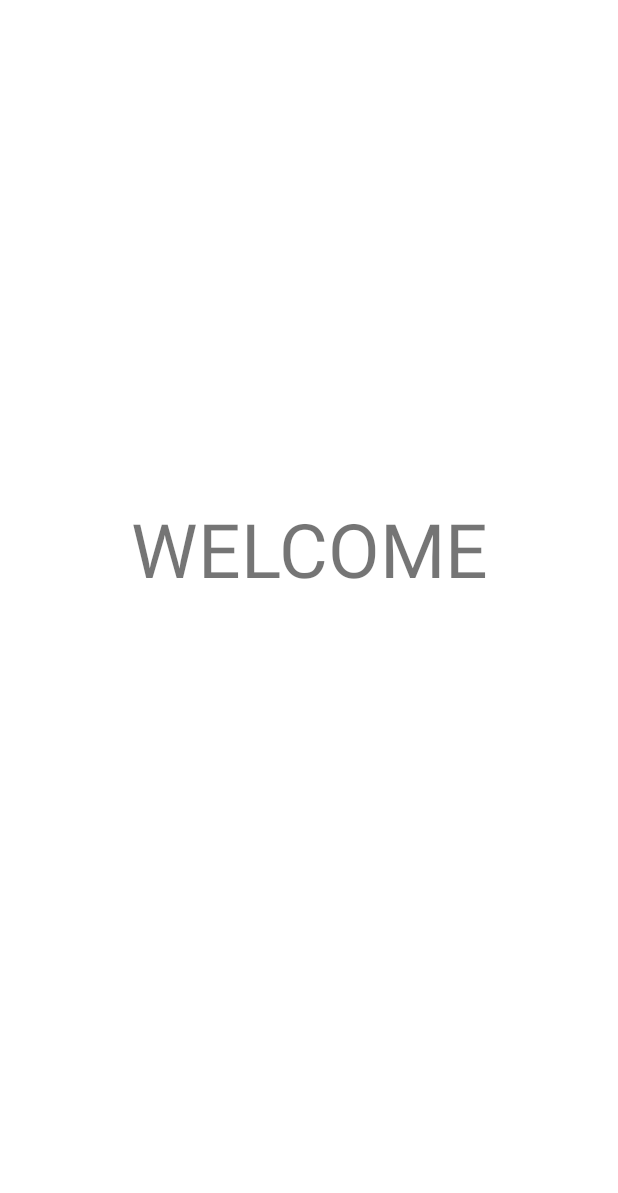
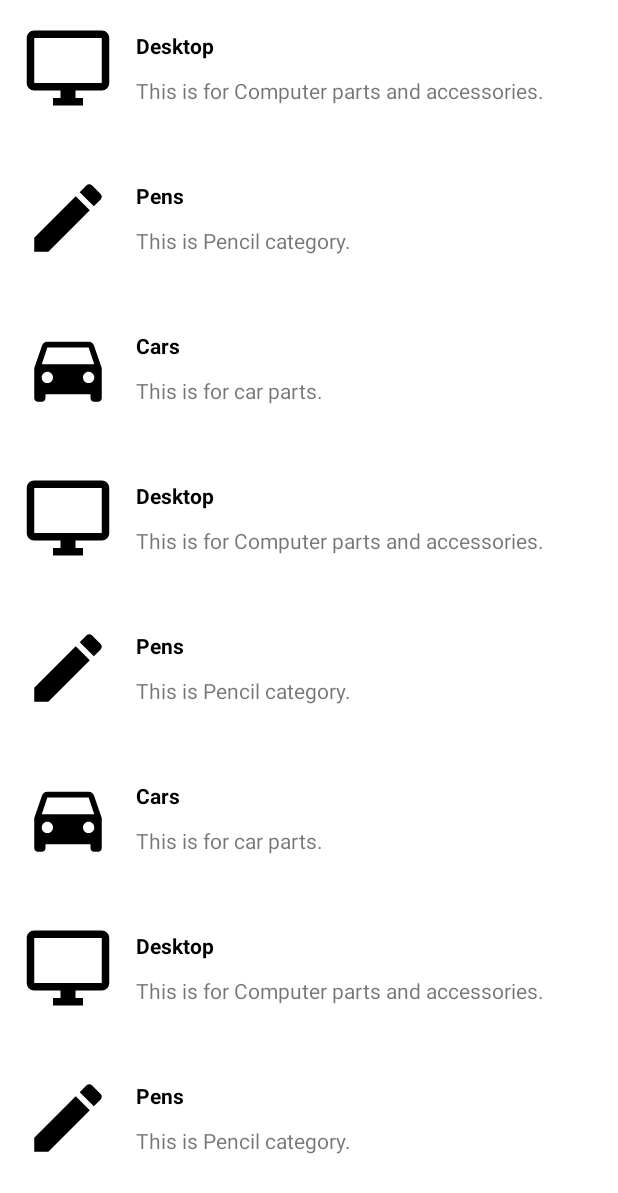
Before and after one commit to jayaustin1122/kodego_InventoryApp_BobisJayAustin, an Android app: the HomeActivity screen opened directly, with no data from a screen before it, on a phone screen of 412 x 824 dp. Shown: the top 1193 px of the screen. Run offline under Robolectric (Android 15) with nearby library versions, the phone set to English and light mode, and no system bars.

Commit message:
RecyclerView 1st Tutorial

```diff
--- a/app/src/main/java/com/kodeog/inventory/app/bobisjay/HomeActivity.kt
+++ b/app/src/main/java/com/kodeog/inventory/app/bobisjay/HomeActivity.kt
@@ -2,10 +2,46 @@ package com.kodeog.inventory.app.bobisjay
 
 import androidx.appcompat.app.AppCompatActivity
 import android.os.Bundle
+import androidx.recyclerview.widget.LinearLayoutManager
+import com.kodeog.inventory.app.bobisjay.databinding.ActivityHomeBinding
+import com.kodeog.inventory.app.bobisjay.databinding.RowItemBinding
 
 class HomeActivity : AppCompatActivity() {
+    lateinit var binding: ActivityHomeBinding
     override fun onCreate(savedInstanceState: Bundle?) {
         super.onCreate(savedInstanceState)
-        setContentView(R.layout.activity_home)
+        binding = ActivityHomeBinding.inflate(layoutInflater)
+        setContentView(binding.root)
+
+        var productsList = mutableListOf<Products>(
+            Products(R.drawable.ic_baseline_desktop_windows_24,"Desktop","This is for Computer parts and accessories."),
+            Products(R.drawable.ic_baseline_edit_24,"Pens","This is Pencil category."),
+            Products(R.drawable.ic_baseline_directions_car_24,"Cars","This is for car parts."),
+            Products(R.drawable.ic_baseline_desktop_windows_24,"Desktop","This is for Computer parts and accessories."),
+            Products(R.drawable.ic_baseline_edit_24,"Pens","This is Pencil category."),
+            Products(R.drawable.ic_baseline_directions_car_24,"Cars","This is for car parts."),
+            Products(R.drawable.ic_baseline_desktop_windows_24,"Desktop","This is for Computer parts and accessories."),
+            Products(R.drawable.ic_baseline_edit_24,"Pens","This is Pencil category."),
+            Products(R.drawable.ic_baseline_directions_car_24,"Cars","This is for car parts."),
+            Products(R.drawable.ic_baseline_desktop_windows_24,"Desktop","This is for Computer parts and accessories."),
+            Products(R.drawable.ic_baseline_edit_24,"Pens","This is Pencil category."),
+            Products(R.drawable.ic_baseline_directions_car_24,"Cars","This is for car parts."),
+            Products(R.drawable.ic_baseline_desktop_windows_24,"Desktop","This is for Computer parts and accessories."),
+            Products(R.drawable.ic_baseline_edit_24,"Pens","This is Pencil category."),
+            Products(R.drawable.ic_baseline_directions_car_24,"Cars","This is for car parts."),
+            Products(R.drawable.ic_baseline_desktop_windows_24,"Desktop","This is for Computer parts and accessories."),
+            Products(R.drawable.ic_baseline_edit_24,"Pens","This is Pencil category."),
+            Products(R.drawable.ic_baseline_directions_car_24,"Cars","This is for car parts."),
+
+
+
+
+
+
+            )
+        val adapter = ProductAdapter(productsList)
+        binding.myRecyclerView.adapter = adapter
+        binding.myRecyclerView.layoutManager = LinearLayoutManager(this)
+
     }
 }
--- /dev/null
+++ b/app/src/main/java/com/kodeog/inventory/app/bobisjay/ProductAdapter.kt
@@ -0,0 +1,28 @@
+package com.kodeog.inventory.app.bobisjay
+
+import android.view.LayoutInflater
+import android.view.ViewGroup
+import androidx.recyclerview.widget.RecyclerView
+import com.kodeog.inventory.app.bobisjay.databinding.RowItemBinding
+
+class ProductAdapter (val products:List<Products>):RecyclerView.Adapter<ProductAdapter.ProductViewHolder>(){
+    inner class ProductViewHolder(val binding:RowItemBinding): RecyclerView.ViewHolder(binding.root)
+
+    override fun onCreateViewHolder(parent: ViewGroup, viewType: Int): ProductViewHolder {
+        val layoutInflater = LayoutInflater.from(parent.context)
+        val binding = RowItemBinding.inflate(layoutInflater,parent,false)
+        return ProductViewHolder(binding)
+    }
+
+    override fun onBindViewHolder(holder: ProductViewHolder, position: Int) {
+        holder.binding.apply {
+            imageItem.setImageResource(products[position].imageItem)
+            textItemName.text = products[position].itemName
+            textItemDescription.text = products[position].itemDescription
+        }
+    }
+
+    override fun getItemCount(): Int {
+        return products.size
+    }
+}
--- /dev/null
+++ b/app/src/main/java/com/kodeog/inventory/app/bobisjay/Products.kt
@@ -0,0 +1,3 @@
+package com.kodeog.inventory.app.bobisjay
+
+data class Products(val imageItem:Int,val itemName:String, val itemDescription:String)
--- /dev/null
+++ b/app/src/main/res/drawable/ic_baseline_desktop_windows_24.xml
@@ -0,0 +1,5 @@
+<vector android:height="24dp" android:tint="#000000"
+    android:viewportHeight="24" android:viewportWidth="24"
+    android:width="24dp" xmlns:android="http://schemas.android.com/apk/res/android">
+    <path android:fillColor="@android:color/white" android:pathData="M21,2L3,2c-1.1,0 -2,0.9 -2,2v12c0,1.1 0.9,2 2,2h7v2L8,20v2h8v-2h-2v-2h7c1.1,0 2,-0.9 2,-2L23,4c0,-1.1 -0.9,-2 -2,-2zM21,16L3,16L3,4h18v12z"/>
+</vector>
--- /dev/null
+++ b/app/src/main/res/drawable/ic_baseline_directions_car_24.xml
@@ -0,0 +1,5 @@
+<vector android:height="24dp" android:tint="#000000"
+    android:viewportHeight="24" android:viewportWidth="24"
+    android:width="24dp" xmlns:android="http://schemas.android.com/apk/res/android">
+    <path android:fillColor="@android:color/white" android:pathData="M18.92,6.01C18.72,5.42 18.16,5 17.5,5h-11c-0.66,0 -1.21,0.42 -1.42,1.01L3,12v8c0,0.55 0.45,1 1,1h1c0.55,0 1,-0.45 1,-1v-1h12v1c0,0.55 0.45,1 1,1h1c0.55,0 1,-0.45 1,-1v-8l-2.08,-5.99zM6.5,16c-0.83,0 -1.5,-0.67 -1.5,-1.5S5.67,13 6.5,13s1.5,0.67 1.5,1.5S7.33,16 6.5,16zM17.5,16c-0.83,0 -1.5,-0.67 -1.5,-1.5s0.67,-1.5 1.5,-1.5 1.5,0.67 1.5,1.5 -0.67,1.5 -1.5,1.5zM5,11l1.5,-4.5h11L19,11L5,11z"/>
+</vector>
--- /dev/null
+++ b/app/src/main/res/drawable/ic_baseline_edit_24.xml
@@ -0,0 +1,5 @@
+<vector android:height="24dp" android:tint="#000000"
+    android:viewportHeight="24" android:viewportWidth="24"
+    android:width="24dp" xmlns:android="http://schemas.android.com/apk/res/android">
+    <path android:fillColor="@android:color/white" android:pathData="M3,17.25V21h3.75L17.81,9.94l-3.75,-3.75L3,17.25zM20.71,7.04c0.39,-0.39 0.39,-1.02 0,-1.41l-2.34,-2.34c-0.39,-0.39 -1.02,-0.39 -1.41,0l-1.83,1.83 3.75,3.75 1.83,-1.83z"/>
+</vector>
--- a/app/src/main/res/layout/activity_home.xml
+++ b/app/src/main/res/layout/activity_home.xml
@@ -6,14 +6,16 @@
     android:layout_height="match_parent"
     tools:context=".HomeActivity">
 
-    <TextView
-        android:layout_width="wrap_content"
-        android:layout_height="wrap_content"
-        android:layout_marginTop="332dp"
-        android:text="WELCOME"
-        android:textSize="50sp"
+    <androidx.recyclerview.widget.RecyclerView
+        android:id="@+id/myRecyclerView"
+        android:layout_width="match_parent"
+        android:layout_height="match_parent"
+        android:layout_marginStart="10dp"
         app:layout_constraintEnd_toEndOf="parent"
         app:layout_constraintStart_toStartOf="parent"
-        app:layout_constraintTop_toTopOf="parent" />
+        app:layout_constraintTop_toTopOf="parent"
+        android:layout_margin="10dp"
+        />
+
 
 </androidx.constraintlayout.widget.ConstraintLayout>
--- /dev/null
+++ b/app/src/main/res/layout/row_item.xml
@@ -0,0 +1,45 @@
+<?xml version="1.0" encoding="utf-8"?>
+<androidx.constraintlayout.widget.ConstraintLayout xmlns:android="http://schemas.android.com/apk/res/android"
+    xmlns:app="http://schemas.android.com/apk/res-auto"
+    xmlns:tools="http://schemas.android.com/tools"
+    android:layout_width="match_parent"
+    android:layout_height="100dp"
+    android:padding="5dp">
+
+
+    <TextView
+        android:id="@+id/textItemName"
+        android:layout_width="0dp"
+        android:layout_height="wrap_content"
+        android:hint="Item Name"
+        android:layout_marginStart="10dp"
+        android:textColor="@color/black"
+        android:textColorHint="@color/black"
+        android:textStyle="bold"
+        android:padding="5dp"
+        app:layout_constraintEnd_toEndOf="parent"
+        app:layout_constraintHorizontal_bias="1.0"
+        app:layout_constraintStart_toEndOf="@+id/imageItem"
+        app:layout_constraintTop_toTopOf="@+id/imageItem" />
+
+    <TextView
+        android:id="@+id/textItemDescription"
+        android:layout_width="0dp"
+        android:layout_height="0dp"
+        android:padding="5dp"
+        android:layout_marginStart="10dp"
+        android:hint="Item Description"
+        app:layout_constraintBottom_toBottomOf="parent"
+        app:layout_constraintEnd_toEndOf="parent"
+        app:layout_constraintStart_toEndOf="@+id/imageItem"
+        app:layout_constraintTop_toBottomOf="@+id/textItemName" />
+
+    <ImageView
+        android:id="@+id/imageItem"
+        android:layout_width="60dp"
+        android:layout_height="60dp"
+        app:layout_constraintStart_toStartOf="parent"
+        app:layout_constraintTop_toTopOf="parent"
+        tools:srcCompat="@tools:sample/avatars" />
+
+</androidx.constraintlayout.widget.ConstraintLayout>
```
